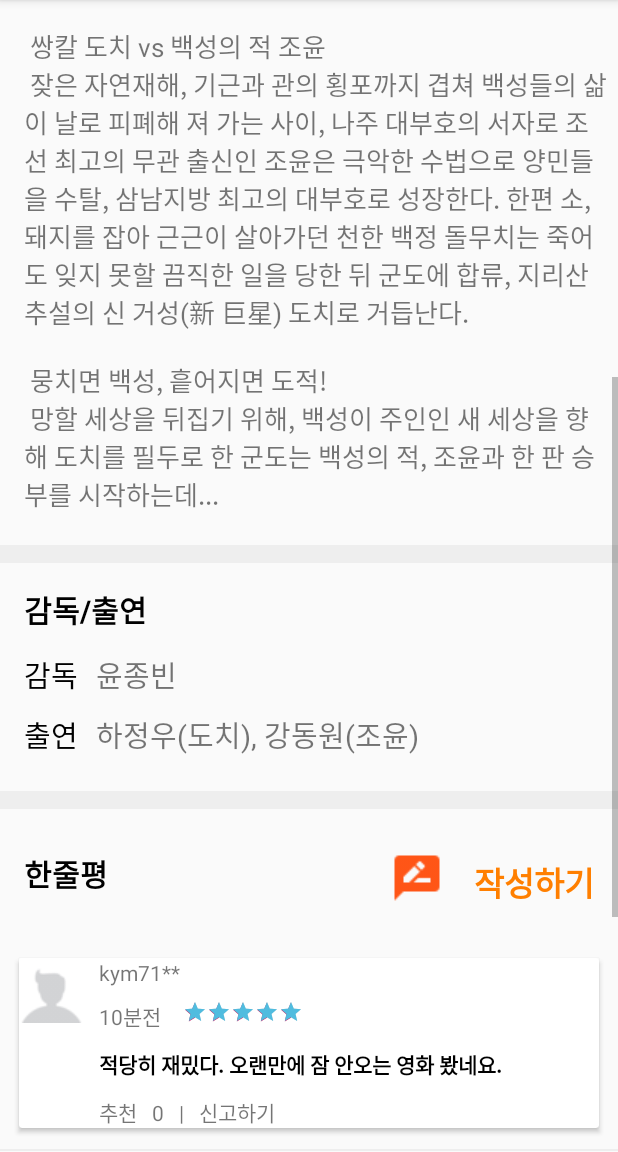
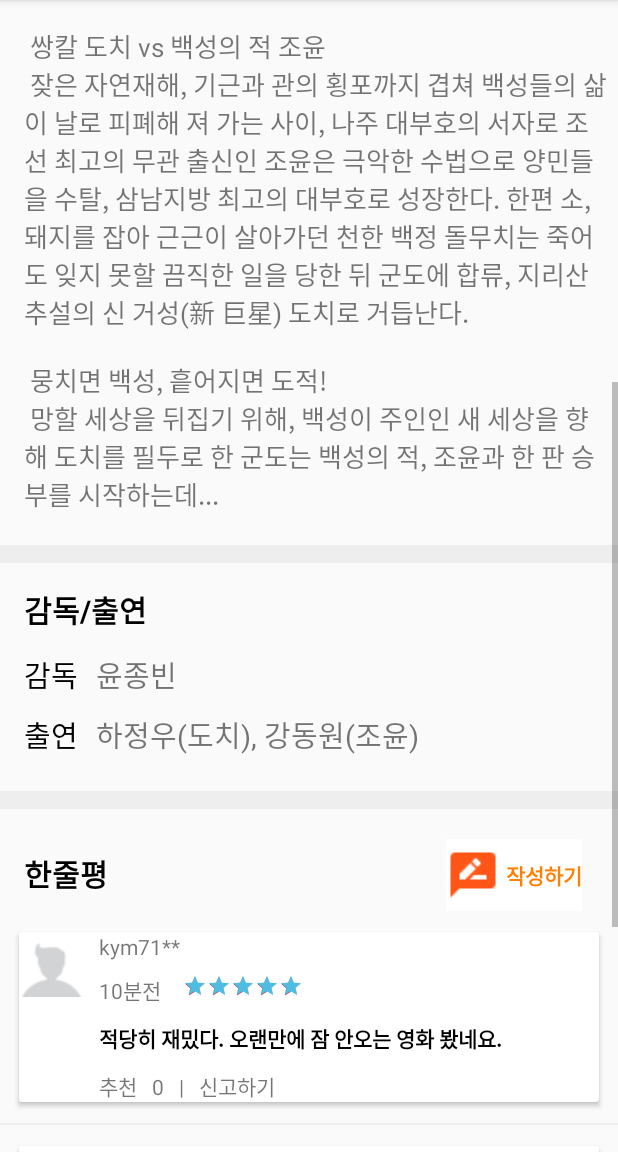
Before and after one commit to DahamLeee/Movie, an Android app: the screen it shows after launch (MainActivity), scrolled down 537 dp, on a phone screen of 412 x 824 dp, the part 84-1236 px from its top. Run offline under Robolectric (Android 15) with nearby library versions, the phone set to English and light mode, and no system bars.

Commit message:
proj2 Ver2

```diff
--- a/proj2/app/src/main/res/layout/activity_main.xml
+++ b/proj2/app/src/main/res/layout/activity_main.xml
@@ -23,7 +23,7 @@
                 android:background="#4169e1">
 
                 <TextView
-                    android:id="@+id/textView5"
+                    android:id="@+id/hateNumber"
                     android:layout_width="24dp"
                     android:layout_height="25dp"
                     android:layout_marginStart="300dp"
@@ -46,7 +46,7 @@
                     app:srcCompat="@drawable/image11" />
 
                 <TextView
-                    android:id="@+id/textView"
+                    android:id="@+id/movieTitle"
                     android:layout_width="wrap_content"
                     android:layout_height="wrap_content"
                     android:layout_marginStart="192dp"
@@ -69,7 +69,7 @@
                     app:srcCompat="@drawable/ic_15" />
 
                 <TextView
-                    android:id="@+id/textView2"
+                    android:id="@+id/movieDate"
                     android:layout_width="wrap_content"
                     android:layout_height="wrap_content"
                     android:layout_marginStart="192dp"
@@ -80,38 +80,18 @@
                     app:layout_constraintTop_toTopOf="parent" />
 
                 <TextView
-                    android:id="@+id/textView3"
+                    android:id="@+id/movieRuntime"
                     android:layout_width="wrap_content"
                     android:layout_height="wrap_content"
                     android:layout_marginStart="192dp"
                     android:layout_marginTop="148dp"
-                    android:text="액션 / 137분"
+                    android:text="액션 / 137 분"
                     android:textColor="#ffffff"
                     app:layout_constraintStart_toStartOf="parent"
                     app:layout_constraintTop_toTopOf="parent" />
 
-                <ImageView
-                    android:id="@+id/imageView4"
-                    android:layout_width="wrap_content"
-                    android:layout_height="wrap_content"
-                    android:layout_marginStart="192dp"
-                    android:layout_marginTop="196dp"
-                    app:layout_constraintStart_toStartOf="parent"
-                    app:layout_constraintTop_toTopOf="parent"
-                    app:srcCompat="@drawable/ic_thumb_up" />
-
-                <ImageView
-                    android:id="@+id/imageView5"
-                    android:layout_width="wrap_content"
-                    android:layout_height="wrap_content"
-                    android:layout_marginStart="264dp"
-                    android:layout_marginTop="196dp"
-                    app:layout_constraintStart_toStartOf="parent"
-                    app:layout_constraintTop_toTopOf="parent"
-                    app:srcCompat="@drawable/ic_thumb_down" />
-
                 <TextView
-                    android:id="@+id/textView4"
+                    android:id="@+id/likeNumber"
                     android:layout_width="24dp"
                     android:layout_height="25dp"
                     android:layout_marginStart="220dp"
@@ -122,7 +102,33 @@
                     android:textStyle="bold"
                     app:layout_constraintStart_toStartOf="parent"
                     app:layout_constraintTop_toTopOf="parent" />
+
+                <ImageButton
+                    android:id="@+id/like"
+                    android:layout_width="wrap_content"
+                    android:layout_height="wrap_content"
+                    android:layout_marginStart="180dp"
+                    android:layout_marginTop="188dp"
+                    android:backgroundTint="#4169e1"
+                    app:layout_constraintStart_toStartOf="parent"
+                    app:layout_constraintTop_toTopOf="parent"
+                    app:srcCompat="@drawable/ic_thumb_up" />
+
+                <ImageButton
+                    android:id="@+id/hate"
+                    android:layout_width="wrap_content"
+                    android:layout_height="wrap_content"
+                    android:layout_marginStart="252dp"
+                    android:layout_marginTop="188dp"
+                    android:backgroundTint="#4169e1"
+                    app:layout_constraintStart_toStartOf="parent"
+                    app:layout_constraintTop_toTopOf="parent"
+                    app:srcCompat="@drawable/ic_thumb_down" />
             </android.support.constraint.ConstraintLayout>
+
+            <LinearLayout
+                android:layout_width="match_parent"
+                android:layout_height="wrap_content">
 
                 <LinearLayout
                     android:layout_width="match_parent"
@@ -136,7 +142,7 @@
                         android:orientation="vertical">
 
                         <TextView
-                        android:id="@+id/textView13"
+                            android:id="@+id/rating"
                             android:layout_width="match_parent"
                             android:layout_height="match_parent"
                             android:layout_weight="1"
@@ -145,7 +151,7 @@
                             android:textAlignment="center" />
 
                         <TextView
-                        android:id="@+id/textView14"
+                            android:id="@+id/rate"
                             android:layout_width="match_parent"
                             android:layout_height="match_parent"
                             android:layout_weight="1"
@@ -184,7 +190,7 @@
                             android:stepSize="0.1" />
 
                         <TextView
-                        android:id="@+id/textView6"
+                            android:id="@+id/ratingNumber"
                             android:layout_width="match_parent"
                             android:layout_height="wrap_content"
                             android:text="8.2"
@@ -213,12 +219,13 @@
                             android:textAlignment="center" />
 
                         <TextView
-                        android:id="@+id/textView18"
+                            android:id="@+id/clientCount"
                             android:layout_width="match_parent"
                             android:layout_height="match_parent"
                             android:layout_weight="1"
                             android:gravity="center_horizontal"
                             android:text="839,399명" />
+                    </LinearLayout>
                 </LinearLayout>
             </LinearLayout>
 
@@ -337,25 +344,18 @@
                 android:layout_width="match_parent"
                 android:layout_height="wrap_content">
 
-                <ImageView
-                    android:id="@+id/imageView8"
+                <Button
+                    android:id="@+id/register"
+                    style="?android:attr/borderlessButtonStyle"
                     android:layout_width="wrap_content"
                     android:layout_height="wrap_content"
-                    android:layout_marginTop="28dp"
-                    android:layout_marginEnd="116dp"
-                    app:layout_constraintEnd_toEndOf="parent"
-                    app:layout_constraintTop_toTopOf="parent"
-                    app:srcCompat="@drawable/ic_review_selected" />
-
-                <TextView
-                    android:id="@+id/textView10"
-                    android:layout_width="wrap_content"
-                    android:layout_height="wrap_content"
-                    android:layout_marginTop="32dp"
-                    android:layout_marginEnd="16dp"
+                    android:layout_marginTop="20dp"
+                    android:layout_marginEnd="24dp"
+                    android:background="#ffffff"
+                    android:drawableStart="@drawable/ic_review_selected"
+                    android:drawablePadding="4dp"
                     android:text="작성하기"
                     android:textColor="#ff7f00"
-                    android:textSize="22sp"
                     android:textStyle="bold"
                     app:layout_constraintEnd_toEndOf="parent"
                     app:layout_constraintTop_toTopOf="parent" />
@@ -377,7 +377,6 @@
             <LinearLayout
                 android:layout_width="match_parent"
                 android:layout_height="match_parent"
-                android:layout_marginTop="20dp"
                 android:orientation="vertical">
 
                 <android.support.v7.widget.RecyclerView
@@ -389,6 +388,7 @@
             <android.support.constraint.ConstraintLayout
                 android:layout_width="match_parent"
                 android:layout_height="wrap_content">
+
                 <Button
                     android:id="@+id/showAll"
                     android:layout_width="wrap_content"
@@ -404,6 +404,7 @@
                     app:layout_constraintStart_toStartOf="parent"
                     app:layout_constraintTop_toTopOf="parent" />
             </android.support.constraint.ConstraintLayout>
+
             <View
                 android:layout_width="match_parent"
                 android:layout_height="12dp"
@@ -435,7 +436,7 @@
                     app:srcCompat="@drawable/ic_kakao" />
 
                 <Button
-                    android:id="@+id/register"
+                    android:id="@+id/reserve"
                     android:layout_width="185dp"
                     android:layout_height="61dp"
                     android:layout_marginTop="16dp"
@@ -448,6 +449,7 @@
                     app:layout_constraintEnd_toEndOf="parent"
                     app:layout_constraintTop_toTopOf="parent" />
             </android.support.constraint.ConstraintLayout>
+
             <View
                 android:layout_width="match_parent"
                 android:layout_height="12dp"
```
Also changed, not shown: proj2/app/src/main/java/com/example/proj2/MainActivity.java (+11 -1 lines), proj2/app/src/main/res/layout/layout.xml (added, +111 -0 lines), proj2/app/src/main/res/layout/layout2.xml (added, +124 -0 lines). Lines whose indentation alone changed are shown as unchanged.
